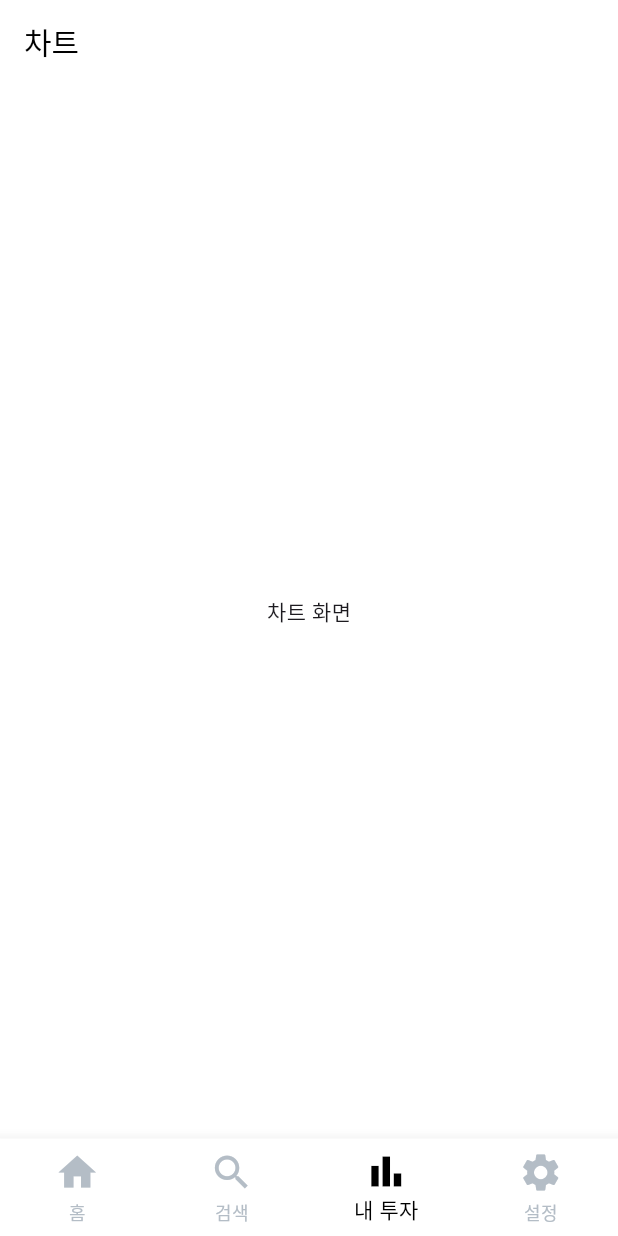
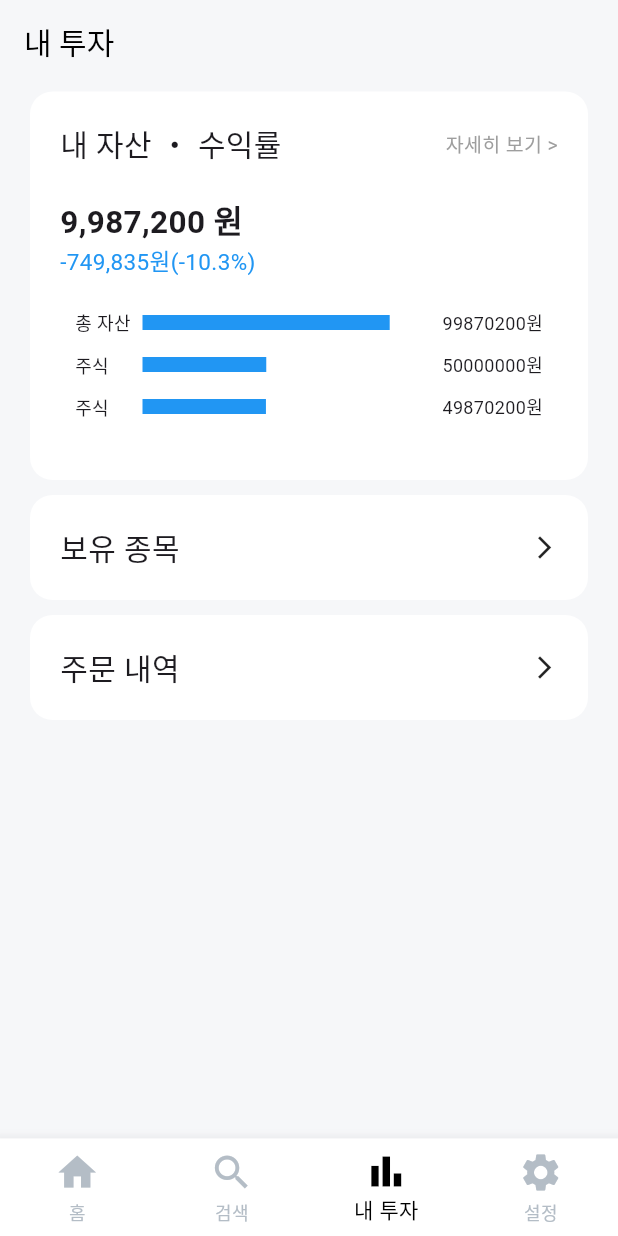
Before and after one commit to Stockly-Project/FrontendApp, a Flutter app: the screen it shows after launch, item 3 of the bottom bar chosen, on a phone screen of 412 x 824 dp. Run offline on Flutter 3.47's test engine with Material 3 defaults, Android fonts, the phone set to English and light mode, and no system bars; our stand-ins replace flutter_svg; missing offline and left inert: candlesticks.

Commit message:
design: 내 투자 페이지 디자인 수정

```diff
--- /dev/null
+++ b/lib/screens/assets.dart
@@ -0,0 +1,11 @@
+import 'package:flutter/material.dart';
+
+class Assets extends StatelessWidget {
+  @override
+  Widget build(BuildContext context) {
+    return Scaffold(
+      appBar: AppBar(title: Text('내 자산 ・ 수익률')),
+      body:Center(child:Text("내 자산"))
+    );
+  }
+}
--- a/lib/screens/charge.dart
+++ b/lib/screens/charge.dart
@@ -75,7 +75,7 @@ class Charge extends StatelessWidget {
             ]
           ),
         )
-    )
+      )
     );
   }
 }
--- /dev/null
+++ b/lib/screens/holdings.dart
@@ -0,0 +1,11 @@
+import 'package:flutter/material.dart';
+
+class Holdings extends StatelessWidget {
+  @override
+  Widget build(BuildContext context) {
+    return Scaffold(
+        appBar: AppBar(title: Text('보유 종목')),
+        body:Center(child:Text("보유 종목"))
+    );
+  }
+}
--- a/lib/screens/my_invest.dart
+++ b/lib/screens/my_invest.dart
@@ -1,11 +1,135 @@
 import 'package:flutter/material.dart';
+import 'package:stockly/screens/assets.dart';
+import 'package:stockly/screens/holdings.dart';
+import 'package:stockly/screens/order_history.dart';
+import 'package:stockly/widgets/assets_chart.dart';
 
 class MyInvestScreen extends StatelessWidget {
   @override
   Widget build(BuildContext context) {
     return Scaffold(
-      appBar: AppBar(title: Text('차트')),
-      body: Center(child: Text('차트 화면')),
+      appBar: AppBar(title: Text('내 투자'), backgroundColor: Color(0xFFF6F7F9)),
+
+      backgroundColor: Color(0xFFF6F7F9),
+      body: SafeArea(
+        child:
+          SingleChildScrollView(
+            child:
+            Column(
+              children: [
+
+                // 내 자산, 수익률
+                Container(
+                    decoration: BoxDecoration(
+                      borderRadius: BorderRadius.circular(15),
+                      color: Colors.white,
+                    ),
+                    margin: const EdgeInsets.symmetric(
+                      horizontal: 20, // 가로 마진
+                      vertical: 5,   // 세로 마진
+                    ),
+                    padding: const EdgeInsets.all(20),
+                    width: double.infinity,
+                    child:
+                    Column(
+                        crossAxisAlignment: CrossAxisAlignment.start,
+                        children: [
+                          Row(
+                            mainAxisAlignment: MainAxisAlignment.spaceBetween,
+                            children: [
+                              Text("내 자산 ・ 수익률", style: TextStyle(fontSize: 20)),
+                              GestureDetector(
+                                onTap: (){
+                                  Navigator.push(
+                                      context,
+                                      MaterialPageRoute(builder: (context) => Assets())
+                                  );
+                                },
+                                child: Text("자세히 보기 >", style: TextStyle(fontSize: 13, color: Colors.grey)),
+                              ),
+                            ],
+                          ),
+                          SizedBox(height: 20),
+                          Text("9,987,200 원", style: TextStyle(fontSize: 21, fontWeight: FontWeight.w600)),
+                          Text("-749,835원(-10.3%)", style: TextStyle(fontSize:15, color:Colors.blue)),
+                          AssetsChart(),
+                        ]
+                    )
+                ),
+
+                // 보유 종목
+                GestureDetector(
+                    onTap: (){
+                      Navigator.push(
+                          context,
+                          MaterialPageRoute(builder: (context) => Holdings())
+                      );
+                    },
+                    child: Container(
+                        decoration: BoxDecoration(
+                          borderRadius: BorderRadius.circular(15),
+                          color: Colors.white,
+                        ),
+                        margin: const EdgeInsets.symmetric(
+                          horizontal: 20, // 가로 마진
+                          vertical: 5,   // 세로 마진
+                        ),
+                        padding: const EdgeInsets.all(20),
+                        width: double.infinity,
+                        child:
+                        Column(
+                            crossAxisAlignment: CrossAxisAlignment.start,
+                            children: [
+                              Row(
+                                mainAxisAlignment: MainAxisAlignment.spaceBetween,
+                                children: [
+                                  Text("보유 종목", style: TextStyle(fontSize: 20)),
+                                  Icon(Icons.arrow_forward_ios, size: 18),
+                                ],
+                              )
+                            ]
+                        )
+                    ),
+                ),
+
+                // 주문 내역
+                GestureDetector(
+                  onTap: (){
+                    Navigator.push(
+                        context,
+                        MaterialPageRoute(builder: (context) => OrderHistory())
+                    );
+                  },
+                  child: Container(
+                      decoration: BoxDecoration(
+                        borderRadius: BorderRadius.circular(15),
+                        color: Colors.white,
+                      ),
+                      margin: const EdgeInsets.symmetric(
+                        horizontal: 20, // 가로 마진
+                        vertical: 5,   // 세로 마진
+                      ),
+                      padding: const EdgeInsets.all(20),
+                      width: double.infinity,
+                      child:
+                      Column(
+                          crossAxisAlignment: CrossAxisAlignment.start,
+                          children: [
+                            Row(
+                              mainAxisAlignment: MainAxisAlignment.spaceBetween,
+                              children: [
+                                Text("주문 내역", style: TextStyle(fontSize: 20)),
+                                Icon(Icons.arrow_forward_ios, size: 18),
+                              ],
+                            )
+                          ]
+                      )
+                  ),
+                ),
+              ]
+            ),
+        )
+      ),
     );
   }
 }
--- /dev/null
+++ b/lib/screens/order_history.dart
@@ -0,0 +1,11 @@
+import 'package:flutter/material.dart';
+
+class OrderHistory extends StatelessWidget {
+  @override
+  Widget build(BuildContext context) {
+    return Scaffold(
+        appBar: AppBar(title: Text('주문 내역')),
+        body:Center(child:Text("주문 내역"))
+    );
+  }
+}
--- /dev/null
+++ b/lib/widgets/assets_chart.dart
@@ -0,0 +1,91 @@
+import 'package:flutter/material.dart';
+
+class AssetsChart extends StatefulWidget {
+  @override
+  _AssetsChartState createState() => _AssetsChartState();
+}
+
+class _AssetsChartState extends State<AssetsChart> {
+  int assets = 99870200;
+  int stock = 50000000;
+  int cash = 49870200;
+
+  @override
+  Widget build(BuildContext context) {
+    // 비율 계산
+    double stockRatio = stock / assets;
+    double cashRatio = cash / assets;
+
+    // 화면 너비를 가져오기 위해 LayoutBuilder 사용
+    return Padding(
+      padding: const EdgeInsets.symmetric(horizontal: 10, vertical: 20),
+      child: Column(
+        children: [
+          Row(
+            mainAxisAlignment: MainAxisAlignment.start, // 왼쪽 끝 정렬
+            children: [
+              SizedBox(
+                width: 45, // 고정된 넓이로 정렬
+                child: Text("총 자산", style: TextStyle(fontSize: 12)),
+              ),
+              SizedBox(
+                height: 10, // 색상 바의 높이
+                width: MediaQuery.of(context).size.width * 0.4,
+                child: DecoratedBox(
+                  decoration: BoxDecoration(
+                    color: Colors.blue,
+                  ),
+                ),
+              ),
+              Spacer(), // Spacer로 남은 공간을 채워 오른쪽 텍스트를 끝으로 보냄
+              Text('$assets원', style: TextStyle(fontSize: 12)),
+            ],
+          ),
+
+          SizedBox(height: 10), // 행 간 간격 추가
+          Row(
+            mainAxisAlignment: MainAxisAlignment.start, // 왼쪽 끝 정렬
+            children: [
+              SizedBox(
+                width: 45, // 고정된 넓이로 정렬
+                child: Text("주식", style: TextStyle(fontSize: 12)),
+              ),
+              SizedBox(
+                height: 10, // 색상 바의 높이
+                width: MediaQuery.of(context).size.width * 0.4 * stockRatio,
+                child: DecoratedBox(
+                  decoration: BoxDecoration(
+                    color: Colors.blue,
+                  ),
+                ),
+              ),
+              Spacer(), // Spacer로 남은 공간을 채워 오른쪽 텍스트를 끝으로 보냄
+              Text('$stock원', style: TextStyle(fontSize: 12)),
+            ],
+          ),
+          SizedBox(height: 10), // 행 간 간격 추가
+          Row(
+            mainAxisAlignment: MainAxisAlignment.start, // 왼쪽 끝 정렬
+            children: [
+              SizedBox(
+                width: 45, // 고정된 넓이로 정렬
+                child: Text("주식", style: TextStyle(fontSize: 12)),
+              ),
+              SizedBox(
+                height: 10, // 색상 바의 높이
+                width: MediaQuery.of(context).size.width * 0.4 * cashRatio,
+                child: DecoratedBox(
+                  decoration: BoxDecoration(
+                    color: Colors.blue,
+                  ),
+                ),
+              ),
+              Spacer(), // Spacer로 남은 공간을 채워 오른쪽 텍스트를 끝으로 보냄
+              Text('$cash원', style: TextStyle(fontSize: 12)),
+            ],
+          ),
+        ],
+      ),
+    );
+  }
+}
--- a/pubspec.yaml
+++ b/pubspec.yaml
@@ -33,6 +33,7 @@ dependencies:
   flutter_svg: ^2.0.14
   candlesticks: ^2.1.0
   http: ^1.0.0
+  syncfusion_flutter_charts: ^27.2.2
 
 
   # The following adds the Cupertino Icons font to your application.
```
Also changed, not shown: lib/screens/buy.dart (deleted, +0 -199 lines), lib/screens/details.dart (+2 -8 lines), pubspec.lock.
